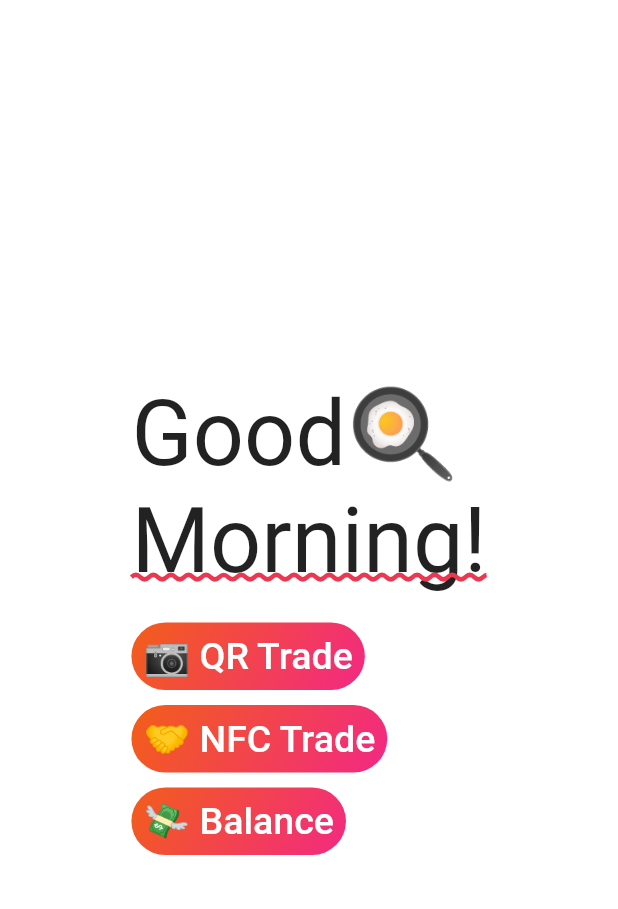
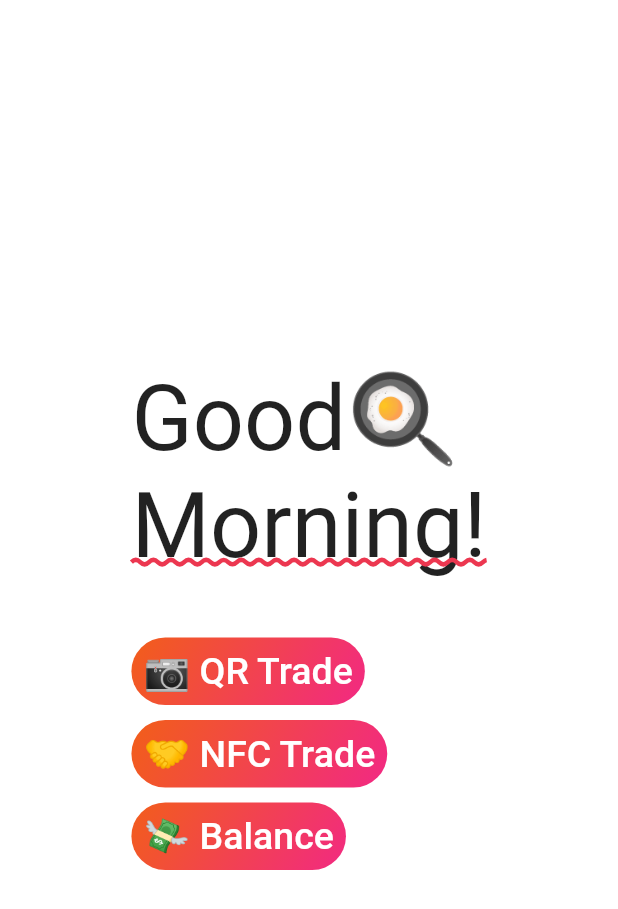
Before and after one commit to gleich/Hack-Club-GP, a Flutter app: the screen it shows after launch, on a phone screen of 412 x 824 dp. Shown: the top 909 px of the screen. Run offline on Flutter 3.47's test engine with Material 2 defaults, Android fonts, the phone set to English and light mode, and no system bars; our stand-ins replace flutter_staggered_animations.

Commit message:
💄 Increase sized box to 40
Signed-off-by: Matthew Gleich <matthewgleich@gmail.com>

```diff
--- a/lib/main.dart
+++ b/lib/main.dart
@@ -17,7 +17,7 @@ class _HackClubGP extends StatelessWidget {
       home: HomeRoute(),
       theme: themes.lightTheme,
       darkTheme: themes.darkTheme,
-      themeMode: ThemeMode.light,
+      // themeMode: ThemeMode.light,
     );
   }
 }
--- a/lib/routes/home/home.dart
+++ b/lib/routes/home/home.dart
@@ -17,7 +17,7 @@ class HomeRoute extends StatelessWidget {
           children: <Widget>[
             Greeting(),
             const SizedBox(
-              height: 20,
+              height: 40,
             ),
             PageButtons(),
           ],
```
